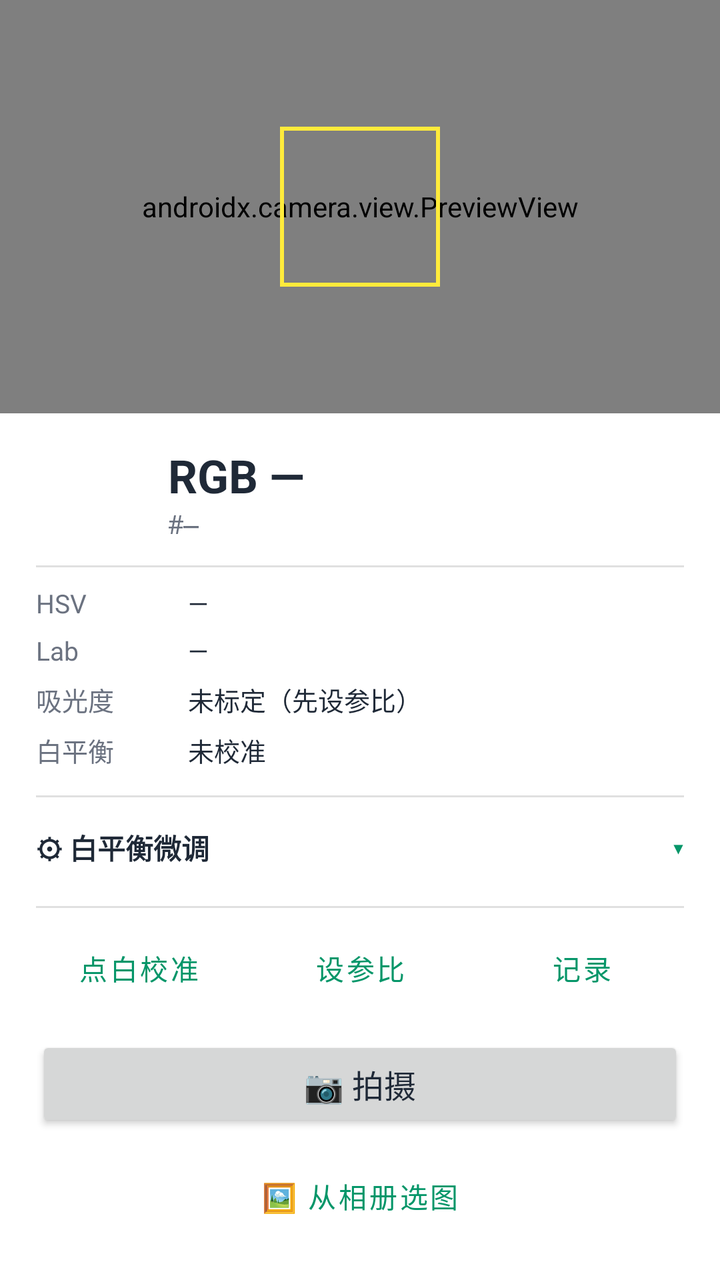
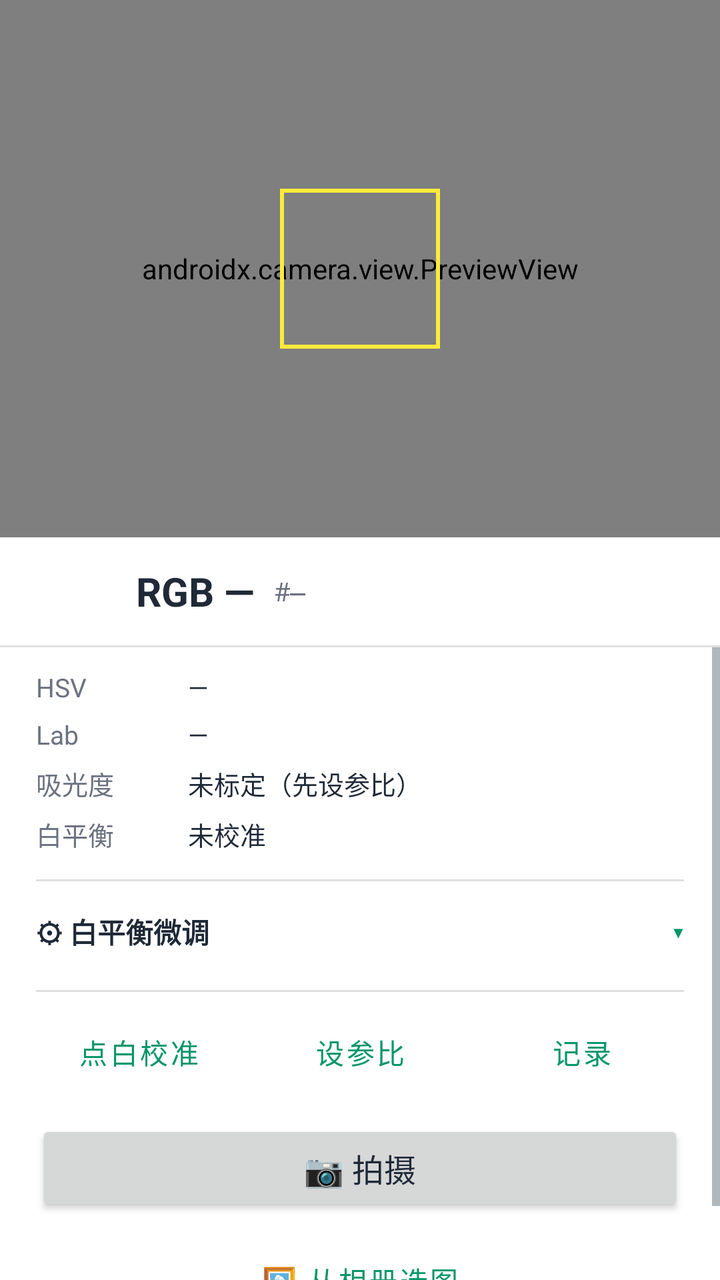

Two renders of the same Android screen: before a commit and after it. Below are the layout's source before the change and the commit's diff.
<!-- AndroidManifest.xml: application theme Theme.ColorGrabber -->
<!-- res/layout/fragment_capture.xml -->
<?xml version="1.0" encoding="utf-8"?>
<androidx.constraintlayout.widget.ConstraintLayout
    xmlns:android="http://schemas.android.com/apk/res/android"
    xmlns:app="http://schemas.android.com/apk/res-auto"
    android:layout_width="match_parent"
    android:layout_height="match_parent">

    <androidx.camera.view.PreviewView
        android:id="@+id/previewView"
        android:layout_width="0dp"
        android:layout_height="0dp"
        app:implementationMode="compatible"
        app:layout_constraintTop_toTopOf="parent"
        app:layout_constraintBottom_toTopOf="@id/panel"
        app:layout_constraintStart_toStartOf="parent"
        app:layout_constraintEnd_toEndOf="parent" />

    <View
        android:id="@+id/roiBox"
        android:layout_width="80dp"
        android:layout_height="80dp"
        android:background="@drawable/roi_frame"
        app:layout_constraintTop_toTopOf="@id/previewView"
        app:layout_constraintBottom_toBottomOf="@id/previewView"
        app:layout_constraintStart_toStartOf="@id/previewView"
        app:layout_constraintEnd_toEndOf="@id/previewView" />

    <ScrollView
        android:id="@+id/panel"
        android:layout_width="match_parent"
        android:layout_height="wrap_content"
        android:maxHeight="380dp"
        android:background="?attr/colorSurface"
        app:layout_constraintBottom_toBottomOf="parent">

        <LinearLayout
            android:layout_width="match_parent"
            android:layout_height="wrap_content"
            android:orientation="vertical"
            android:animateLayoutChanges="true"
            android:paddingHorizontal="18dp"
            android:paddingTop="14dp"
            android:paddingBottom="18dp">

            
            <LinearLayout android:layout_width="match_parent" android:layout_height="wrap_content"
                android:orientation="horizontal" android:gravity="center_vertical">
                <View android:id="@+id/swatch"
                    android:layout_width="52dp" android:layout_height="52dp" />
                <LinearLayout android:layout_width="0dp" android:layout_weight="1"
                    android:layout_height="wrap_content" android:orientation="vertical"
                    android:layout_marginStart="14dp">
                    <TextView android:id="@+id/rgbText"
                        android:layout_width="wrap_content" android:layout_height="wrap_content"
                        android:textSize="23sp" android:textStyle="bold"
                        android:textColor="?android:attr/textColorPrimary"
                        android:text="RGB —" />
                    <TextView android:id="@+id/hexText"
                        android:layout_width="wrap_content" android:layout_height="wrap_content"
                        android:textSize="13sp" android:fontFamily="monospace"
                        android:textColor="?android:attr/textColorSecondary"
                        android:text="#—" />
                </LinearLayout>
            </LinearLayout>

            <View style="@style/HLine" />

            
            <LinearLayout android:layout_width="match_parent" android:layout_height="wrap_content" android:orientation="horizontal" android:paddingVertical="3dp">
                <TextView style="@style/RoLabel" android:text="HSV" />
                <TextView android:id="@+id/valHsv" style="@style/RoValue" android:text="—" />
            </LinearLayout>
            <LinearLayout android:layout_width="match_parent" android:layout_height="wrap_content" android:orientation="horizontal" android:paddingVertical="3dp">
                <TextView style="@style/RoLabel" android:text="Lab" />
                <TextView android:id="@+id/valLab" style="@style/RoValue" android:text="—" />
            </LinearLayout>
            <LinearLayout android:layout_width="match_parent" android:layout_height="wrap_content" android:orientation="horizontal" android:paddingVertical="3dp">
                <TextView style="@style/RoLabel" android:text="吸光度" />
                <TextView android:id="@+id/valAbs" style="@style/RoValue" android:text="未标定（先设参比）" />
            </LinearLayout>
            <LinearLayout android:layout_width="match_parent" android:layout_height="wrap_content" android:orientation="horizontal" android:paddingVertical="3dp">
                <TextView style="@style/RoLabel" android:text="白平衡" />
                <TextView android:id="@+id/valWb" style="@style/RoValue" android:text="未校准" />
            </LinearLayout>

            <View style="@style/HLine" />

            
            <LinearLayout android:id="@+id/wbHeader"
                android:layout_width="match_parent" android:layout_height="wrap_content"
                android:orientation="horizontal" android:gravity="center_vertical"
                android:paddingVertical="8dp"
                android:background="?attr/selectableItemBackground"
                android:clickable="true" android:focusable="true">
                <TextView android:layout_width="0dp" android:layout_weight="1" android:layout_height="wrap_content"
                    android:textSize="14sp" android:textStyle="bold"
                    android:textColor="?android:attr/textColorPrimary"
                    android:text="⚙ 白平衡微调" />
                <TextView android:id="@+id/wbChevron"
                    android:layout_width="wrap_content" android:layout_height="wrap_content"
                    android:textSize="16sp" android:textColor="?attr/colorPrimary" android:text="▾" />
            </LinearLayout>

            <LinearLayout android:id="@+id/wbPanel"
                android:layout_width="match_parent" android:layout_height="wrap_content"
                android:orientation="vertical" android:visibility="gone">

                <LinearLayout android:layout_width="match_parent" android:layout_height="wrap_content" android:orientation="horizontal" android:layout_marginTop="6dp">
                    <TextView style="@style/SliderLabel" android:text="色温" />
                    <TextView android:id="@+id/tempVal" style="@style/SliderValue" android:text="5500K" />
                </LinearLayout>
                <SeekBar android:id="@+id/tempSeek" android:layout_width="match_parent" android:layout_height="wrap_content" android:max="200" android:progress="100" />

                <LinearLayout android:layout_width="match_parent" android:layout_height="wrap_content" android:orientation="horizontal" android:layout_marginTop="6dp">
                    <TextView style="@style/SliderLabel" android:text="R 增益" />
                    <TextView android:id="@+id/rVal" style="@style/SliderValue" android:text="×1.00" />
                </LinearLayout>
                <SeekBar android:id="@+id/rSeek" android:layout_width="match_parent" android:layout_height="wrap_content" android:max="200" android:progress="100" />

                <LinearLayout android:layout_width="match_parent" android:layout_height="wrap_content" android:orientation="horizontal" android:layout_marginTop="6dp">
                    <TextView style="@style/SliderLabel" android:text="G 增益" />
                    <TextView android:id="@+id/gVal" style="@style/SliderValue" android:text="×1.00" />
                </LinearLayout>
                <SeekBar android:id="@+id/gSeek" android:layout_width="match_parent" android:layout_height="wrap_content" android:max="200" android:progress="100" />

                <LinearLayout android:layout_width="match_parent" android:layout_height="wrap_content" android:orientation="horizontal" android:layout_marginTop="6dp">
                    <TextView style="@style/SliderLabel" android:text="B 增益" />
                    <TextView android:id="@+id/bVal" style="@style/SliderValue" android:text="×1.00" />
                </LinearLayout>
                <SeekBar android:id="@+id/bSeek" android:layout_width="match_parent" android:layout_height="wrap_content" android:max="200" android:progress="100" />
            </LinearLayout>

            <View style="@style/HLine" />

            <LinearLayout android:layout_width="match_parent" android:layout_height="wrap_content"
                android:orientation="horizontal">
                <Button android:id="@+id/btnPickWhite" style="?attr/materialButtonOutlinedStyle"
                    android:layout_width="0dp" android:layout_weight="1" android:layout_height="wrap_content"
                    android:layout_marginEnd="8dp" android:text="点白校准" />
                <Button android:id="@+id/btnSetRef" style="?attr/materialButtonOutlinedStyle"
                    android:layout_width="0dp" android:layout_weight="1" android:layout_height="wrap_content"
                    android:layout_marginEnd="8dp" android:text="设参比" />
                <Button android:id="@+id/btnRecord" style="?attr/materialButtonOutlinedStyle"
                    android:layout_width="0dp" android:layout_weight="1" android:layout_height="wrap_content"
                    android:text="记录" />
            </LinearLayout>
            <Button android:id="@+id/btnCapture"
                android:layout_width="match_parent" android:layout_height="wrap_content"
                android:layout_marginTop="10dp" android:paddingVertical="10dp"
                android:textSize="16sp" android:text="📷 拍摄" />
            <Button android:id="@+id/btnImport" style="?attr/materialButtonOutlinedStyle"
                android:layout_width="match_parent" android:layout_height="wrap_content"
                android:layout_marginTop="8dp" android:text="🖼 从相册选图" />
        </LinearLayout>
    </ScrollView>
</androidx.constraintlayout.widget.ConstraintLayout>
<!-- resources referenced by this layout -->
<resources>
  <!-- drawable roi_frame (drawable) -->
  <?xml version="1.0" encoding="utf-8"?>
  <shape xmlns:android="http://schemas.android.com/apk/res/android"
      android:shape="rectangle">
      <solid android:color="@android:color/transparent" />
      <stroke android:width="2dp" android:color="#FFEB3B" />
  </shape>
  <style name="HLine">
          <item name="android:layout_width">match_parent</item>
          <item name="android:layout_height">1dp</item>
          <item name="android:layout_marginTop">10dp</item>
          <item name="android:layout_marginBottom">6dp</item>
          <item name="android:background">?android:attr/listDivider</item>
      </style>
  <style name="RoLabel">
          <item name="android:layout_width">76dp</item>
          <item name="android:layout_height">wrap_content</item>
          <item name="android:textSize">13sp</item>
          <item name="android:textColor">?android:attr/textColorSecondary</item>
      </style>
  <style name="RoValue">
          <item name="android:layout_width">0dp</item>
          <item name="android:layout_weight">1</item>
          <item name="android:layout_height">wrap_content</item>
          <item name="android:textSize">13sp</item>
          <item name="android:textColor">?android:attr/textColorPrimary</item>
      </style>
  <style name="SliderLabel">
          <item name="android:layout_width">0dp</item>
          <item name="android:layout_weight">1</item>
          <item name="android:layout_height">wrap_content</item>
          <item name="android:textSize">13sp</item>
          <item name="android:textColor">?android:attr/textColorPrimary</item>
      </style>
  <style name="SliderValue">
          <item name="android:layout_width">wrap_content</item>
          <item name="android:layout_height">wrap_content</item>
          <item name="android:textSize">13sp</item>
          <item name="android:textStyle">bold</item>
          <item name="android:textColor">?attr/colorPrimary</item>
      </style>
  <style name="Theme.ColorGrabber" parent="Theme.MaterialComponents.DayNight.NoActionBar">
          <item name="colorPrimary">@color/emerald_600</item>
          <item name="colorPrimaryVariant">@color/emerald_700</item>
          <item name="colorOnPrimary">@color/white</item>
          <item name="colorSecondary">@color/emerald_500</item>
          <item name="colorSecondaryVariant">@color/emerald_700</item>
          <item name="colorOnSecondary">@color/white</item>
          <item name="android:colorBackground">@color/bg_light</item>
          <item name="colorSurface">@color/surface_light</item>
          <item name="colorOnSurface">@color/ink_900</item>
          
          <item name="colorControlActivated">@color/emerald_600</item>
          <item name="android:textColorPrimary">@color/ink_900</item>
          <item name="android:textColorSecondary">@color/ink_500</item>
          <item name="android:statusBarColor">@color/emerald_700</item>
      </style>
  <color name="emerald_600">#059669</color>
  <color name="emerald_700">#047857</color>
  <color name="white">#FFFFFFFF</color>
  <color name="emerald_500">#10B981</color>
  <color name="bg_light">#FFF3F5F4</color>
  <color name="surface_light">#FFFFFFFF</color>
  <color name="ink_900">#FF1F2937</color>
  <color name="ink_500">#FF6B7280</color>
</resources>

<!-- the commit's change to res/layout/fragment_capture.xml (unified diff, before → after) -->
@@ -11,7 +11,7 @@
         android:layout_height="0dp"
         app:implementationMode="compatible"
         app:layout_constraintTop_toTopOf="parent"
-        app:layout_constraintBottom_toTopOf="@id/panel"
+        app:layout_constraintBottom_toTopOf="@id/panelGuide"
         app:layout_constraintStart_toStartOf="parent"
         app:layout_constraintEnd_toEndOf="parent" />
 
@@ -25,132 +25,146 @@
         app:layout_constraintStart_toStartOf="@id/previewView"
         app:layout_constraintEnd_toEndOf="@id/previewView" />
 
-    <ScrollView
-        android:id="@+id/panel"
-        android:layout_width="match_parent"
+    
+    <androidx.constraintlayout.widget.Guideline
+        android:id="@+id/panelGuide"
+        android:layout_width="wrap_content"
         android:layout_height="wrap_content"
-        android:maxHeight="380dp"
+        android:orientation="horizontal"
+        app:layout_constraintGuide_percent="0.42" />
+
+    <LinearLayout
+        android:layout_width="0dp"
+        android:layout_height="0dp"
+        android:orientation="vertical"
         android:background="?attr/colorSurface"
-        app:layout_constraintBottom_toBottomOf="parent">
+        app:layout_constraintTop_toTopOf="@id/panelGuide"
+        app:layout_constraintBottom_toBottomOf="parent"
+        app:layout_constraintStart_toStartOf="parent"
+        app:layout_constraintEnd_toEndOf="parent">
 
-        <LinearLayout
+        
+        <LinearLayout android:layout_width="match_parent" android:layout_height="wrap_content"
+            android:orientation="horizontal" android:gravity="center_vertical"
+            android:paddingHorizontal="18dp" android:paddingVertical="8dp">
+            <View android:id="@+id/swatch"
+                android:layout_width="38dp" android:layout_height="38dp" />
+            <TextView android:id="@+id/rgbText"
+                android:layout_width="wrap_content" android:layout_height="wrap_content"
+                android:layout_marginStart="12dp"
+                android:textSize="20sp" android:textStyle="bold"
+                android:textColor="?android:attr/textColorPrimary"
+                android:text="RGB —" />
+            <TextView android:id="@+id/hexText"
+                android:layout_width="0dp" android:layout_weight="1" android:layout_height="wrap_content"
+                android:layout_marginStart="10dp"
+                android:textSize="13sp" android:fontFamily="monospace"
+                android:textColor="?android:attr/textColorSecondary"
+                android:text="#—" />
+        </LinearLayout>
+        <View android:layout_width="match_parent" android:layout_height="1dp"
+            android:background="?android:attr/listDivider" />
+
+        
+        <ScrollView
             android:layout_width="match_parent"
-            android:layout_height="wrap_content"
-            android:orientation="vertical"
-            android:animateLayoutChanges="true"
-            android:paddingHorizontal="18dp"
-            android:paddingTop="14dp"
-            android:paddingBottom="18dp">
+            android:layout_height="0dp"
+            android:layout_weight="1">
 
-            
-            <LinearLayout android:layout_width="match_parent" android:layout_height="wrap_content"
-                android:orientation="horizontal" android:gravity="center_vertical">
-                <View android:id="@+id/swatch"
-                    android:layout_width="52dp" android:layout_height="52dp" />
-                <LinearLayout android:layout_width="0dp" android:layout_weight="1"
-                    android:layout_height="wrap_content" android:orientation="vertical"
-                    android:layout_marginStart="14dp">
-                    <TextView android:id="@+id/rgbText"
+            <LinearLayout
+                android:layout_width="match_parent"
+                android:layout_height="wrap_content"
+                android:orientation="vertical"
+                android:animateLayoutChanges="true"
+                android:paddingHorizontal="18dp"
+                android:paddingTop="8dp"
+                android:paddingBottom="18dp">
+
+                <LinearLayout android:layout_width="match_parent" android:layout_height="wrap_content" android:orientation="horizontal" android:paddingVertical="3dp">
+                    <TextView style="@style/RoLabel" android:text="HSV" />
+                    <TextView android:id="@+id/valHsv" style="@style/RoValue" android:text="—" />
+                </LinearLayout>
+                <LinearLayout android:layout_width="match_parent" android:layout_height="wrap_content" android:orientation="horizontal" android:paddingVertical="3dp">
+                    <TextView style="@style/RoLabel" android:text="Lab" />
+                    <TextView android:id="@+id/valLab" style="@style/RoValue" android:text="—" />
+                </LinearLayout>
+                <LinearLayout android:layout_width="match_parent" android:layout_height="wrap_content" android:orientation="horizontal" android:paddingVertical="3dp">
+                    <TextView style="@style/RoLabel" android:text="吸光度" />
+                    <TextView android:id="@+id/valAbs" style="@style/RoValue" android:text="未标定（先设参比）" />
+                </LinearLayout>
+                <LinearLayout android:layout_width="match_parent" android:layout_height="wrap_content" android:orientation="horizontal" android:paddingVertical="3dp">
+                    <TextView style="@style/RoLabel" android:text="白平衡" />
+                    <TextView android:id="@+id/valWb" style="@style/RoValue" android:text="未校准" />
+                </LinearLayout>
+
+                <View style="@style/HLine" />
+
+                <LinearLayout android:id="@+id/wbHeader"
+                    android:layout_width="match_parent" android:layout_height="wrap_content"
+                    android:orientation="horizontal" android:gravity="center_vertical"
+                    android:paddingVertical="8dp"
+                    android:background="?attr/selectableItemBackground"
+                    android:clickable="true" android:focusable="true">
+                    <TextView android:layout_width="0dp" android:layout_weight="1" android:layout_height="wrap_content"
+                        android:textSize="14sp" android:textStyle="bold"
+                        android:textColor="?android:attr/textColorPrimary"
+                        android:text="⚙ 白平衡微调" />
+                    <TextView android:id="@+id/wbChevron"
                         android:layout_width="wrap_content" android:layout_height="wrap_content"
-                        android:textSize="23sp" android:textStyle="bold"
-                        android:textColor="?android:attr/textColorPrimary"
-                        android:text="RGB —" />
-                    <TextView android:id="@+id/hexText"
-                        android:layout_width="wrap_content" android:layout_height="wrap_content"
-                        android:textSize="13sp" android:fontFamily="monospace"
-                        android:textColor="?android:attr/textColorSecondary"
-                        android:text="#—" />
+                        android:textSize="16sp" android:textColor="?attr/colorPrimary" android:text="▾" />
                 </LinearLayout>
+
+                <LinearLayout android:id="@+id/wbPanel"
+                    android:layout_width="match_parent" android:layout_height="wrap_content"
+                    android:orientation="vertical" android:visibility="gone">
+
+                    <LinearLayout android:layout_width="match_parent" android:layout_height="wrap_content" android:orientation="horizontal" android:layout_marginTop="6dp">
+                        <TextView style="@style/SliderLabel" android:text="色温" />
+                        <TextView android:id="@+id/tempVal" style="@style/SliderValue" android:text="5500K" />
+                    </LinearLayout>
+                    <SeekBar android:id="@+id/tempSeek" android:layout_width="match_parent" android:layout_height="wrap_content" android:max="200" android:progress="100" />
+
+                    <LinearLayout android:layout_width="match_parent" android:layout_height="wrap_content" android:orientation="horizontal" android:layout_marginTop="6dp">
+                        <TextView style="@style/SliderLabel" android:text="R 增益" />
+                        <TextView android:id="@+id/rVal" style="@style/SliderValue" android:text="×1.00" />
+                    </LinearLayout>
+                    <SeekBar android:id="@+id/rSeek" android:layout_width="match_parent" android:layout_height="wrap_content" android:max="200" android:progress="100" />
+
+                    <LinearLayout android:layout_width="match_parent" android:layout_height="wrap_content" android:orientation="horizontal" android:layout_marginTop="6dp">
+                        <TextView style="@style/SliderLabel" android:text="G 增益" />
+                        <TextView android:id="@+id/gVal" style="@style/SliderValue" android:text="×1.00" />
+                    </LinearLayout>
+                    <SeekBar android:id="@+id/gSeek" android:layout_width="match_parent" android:layout_height="wrap_content" android:max="200" android:progress="100" />
+
+                    <LinearLayout android:layout_width="match_parent" android:layout_height="wrap_content" android:orientation="horizontal" android:layout_marginTop="6dp">
+                        <TextView style="@style/SliderLabel" android:text="B 增益" />
+                        <TextView android:id="@+id/bVal" style="@style/SliderValue" android:text="×1.00" />
+                    </LinearLayout>
+                    <SeekBar android:id="@+id/bSeek" android:layout_width="match_parent" android:layout_height="wrap_content" android:max="200" android:progress="100" />
+                </LinearLayout>
+
+                <View style="@style/HLine" />
+
+                <LinearLayout android:layout_width="match_parent" android:layout_height="wrap_content"
+                    android:orientation="horizontal">
+                    <Button android:id="@+id/btnPickWhite" style="?attr/materialButtonOutlinedStyle"
+                        android:layout_width="0dp" android:layout_weight="1" android:layout_height="wrap_content"
+                        android:layout_marginEnd="8dp" android:text="点白校准" />
+                    <Button android:id="@+id/btnSetRef" style="?attr/materialButtonOutlinedStyle"
+                        android:layout_width="0dp" android:layout_weight="1" android:layout_height="wrap_content"
+                        android:layout_marginEnd="8dp" android:text="设参比" />
+                    <Button android:id="@+id/btnRecord" style="?attr/materialButtonOutlinedStyle"
+                        android:layout_width="0dp" android:layout_weight="1" android:layout_height="wrap_content"
+                        android:text="记录" />
+                </LinearLayout>
+                <Button android:id="@+id/btnCapture"
+                    android:layout_width="match_parent" android:layout_height="wrap_content"
+                    android:layout_marginTop="10dp" android:paddingVertical="10dp"
+                    android:textSize="16sp" android:text="📷 拍摄" />
+                <Button android:id="@+id/btnImport" style="?attr/materialButtonOutlinedStyle"
+                    android:layout_width="match_parent" android:layout_height="wrap_content"
+                    android:layout_marginTop="8dp" android:text="🖼 从相册选图" />
             </LinearLayout>
-
-            <View style="@style/HLine" />
-
-            
-            <LinearLayout android:layout_width="match_parent" android:layout_height="wrap_content" android:orientation="horizontal" android:paddingVertical="3dp">
-                <TextView style="@style/RoLabel" android:text="HSV" />
-                <TextView android:id="@+id/valHsv" style="@style/RoValue" android:text="—" />
-            </LinearLayout>
-            <LinearLayout android:layout_width="match_parent" android:layout_height="wrap_content" android:orientation="horizontal" android:paddingVertical="3dp">
-                <TextView style="@style/RoLabel" android:text="Lab" />
-                <TextView android:id="@+id/valLab" style="@style/RoValue" android:text="—" />
-            </LinearLayout>
-            <LinearLayout android:layout_width="match_parent" android:layout_height="wrap_content" android:orientation="horizontal" android:paddingVertical="3dp">
-                <TextView style="@style/RoLabel" android:text="吸光度" />
-                <TextView android:id="@+id/valAbs" style="@style/RoValue" android:text="未标定（先设参比）" />
-            </LinearLayout>
-            <LinearLayout android:layout_width="match_parent" android:layout_height="wrap_content" android:orientation="horizontal" android:paddingVertical="3dp">
-                <TextView style="@style/RoLabel" android:text="白平衡" />
-                <TextView android:id="@+id/valWb" style="@style/RoValue" android:text="未校准" />
-            </LinearLayout>
-
-            <View style="@style/HLine" />
-
-            
-            <LinearLayout android:id="@+id/wbHeader"
-                android:layout_width="match_parent" android:layout_height="wrap_content"
-                android:orientation="horizontal" android:gravity="center_vertical"
-                android:paddingVertical="8dp"
-                android:background="?attr/selectableItemBackground"
-                android:clickable="true" android:focusable="true">
-                <TextView android:layout_width="0dp" android:layout_weight="1" android:layout_height="wrap_content"
-                    android:textSize="14sp" android:textStyle="bold"
-                    android:textColor="?android:attr/textColorPrimary"
-                    android:text="⚙ 白平衡微调" />
-                <TextView android:id="@+id/wbChevron"
-                    android:layout_width="wrap_content" android:layout_height="wrap_content"
-                    android:textSize="16sp" android:textColor="?attr/colorPrimary" android:text="▾" />
-            </LinearLayout>
-
-            <LinearLayout android:id="@+id/wbPanel"
-                android:layout_width="match_parent" android:layout_height="wrap_content"
-                android:orientation="vertical" android:visibility="gone">
-
-                <LinearLayout android:layout_width="match_parent" android:layout_height="wrap_content" android:orientation="horizontal" android:layout_marginTop="6dp">
-                    <TextView style="@style/SliderLabel" android:text="色温" />
-                    <TextView android:id="@+id/tempVal" style="@style/SliderValue" android:text="5500K" />
-                </LinearLayout>
-                <SeekBar android:id="@+id/tempSeek" android:layout_width="match_parent" android:layout_height="wrap_content" android:max="200" android:progress="100" />
-
-                <LinearLayout android:layout_width="match_parent" android:layout_height="wrap_content" android:orientation="horizontal" android:layout_marginTop="6dp">
-                    <TextView style="@style/SliderLabel" android:text="R 增益" />
-                    <TextView android:id="@+id/rVal" style="@style/SliderValue" android:text="×1.00" />
-                </LinearLayout>
-                <SeekBar android:id="@+id/rSeek" android:layout_width="match_parent" android:layout_height="wrap_content" android:max="200" android:progress="100" />
-
-                <LinearLayout android:layout_width="match_parent" android:layout_height="wrap_content" android:orientation="horizontal" android:layout_marginTop="6dp">
-                    <TextView style="@style/SliderLabel" android:text="G 增益" />
-                    <TextView android:id="@+id/gVal" style="@style/SliderValue" android:text="×1.00" />
-                </LinearLayout>
-                <SeekBar android:id="@+id/gSeek" android:layout_width="match_parent" android:layout_height="wrap_content" android:max="200" android:progress="100" />
-
-                <LinearLayout android:layout_width="match_parent" android:layout_height="wrap_content" android:orientation="horizontal" android:layout_marginTop="6dp">
-                    <TextView style="@style/SliderLabel" android:text="B 增益" />
-                    <TextView android:id="@+id/bVal" style="@style/SliderValue" android:text="×1.00" />
-                </LinearLayout>
-                <SeekBar android:id="@+id/bSeek" android:layout_width="match_parent" android:layout_height="wrap_content" android:max="200" android:progress="100" />
-            </LinearLayout>
-
-            <View style="@style/HLine" />
-
-            <LinearLayout android:layout_width="match_parent" android:layout_height="wrap_content"
-                android:orientation="horizontal">
-                <Button android:id="@+id/btnPickWhite" style="?attr/materialButtonOutlinedStyle"
-                    android:layout_width="0dp" android:layout_weight="1" android:layout_height="wrap_content"
-                    android:layout_marginEnd="8dp" android:text="点白校准" />
-                <Button android:id="@+id/btnSetRef" style="?attr/materialButtonOutlinedStyle"
-                    android:layout_width="0dp" android:layout_weight="1" android:layout_height="wrap_content"
-                    android:layout_marginEnd="8dp" android:text="设参比" />
-                <Button android:id="@+id/btnRecord" style="?attr/materialButtonOutlinedStyle"
-                    android:layout_width="0dp" android:layout_weight="1" android:layout_height="wrap_content"
-                    android:text="记录" />
-            </LinearLayout>
-            <Button android:id="@+id/btnCapture"
-                android:layout_width="match_parent" android:layout_height="wrap_content"
-                android:layout_marginTop="10dp" android:paddingVertical="10dp"
-                android:textSize="16sp" android:text="📷 拍摄" />
-            <Button android:id="@+id/btnImport" style="?attr/materialButtonOutlinedStyle"
-                android:layout_width="match_parent" android:layout_height="wrap_content"
-                android:layout_marginTop="8dp" android:text="🖼 从相册选图" />
-        </LinearLayout>
-    </ScrollView>
+        </ScrollView>
+    </LinearLayout>
 </androidx.constraintlayout.widget.ConstraintLayout>
